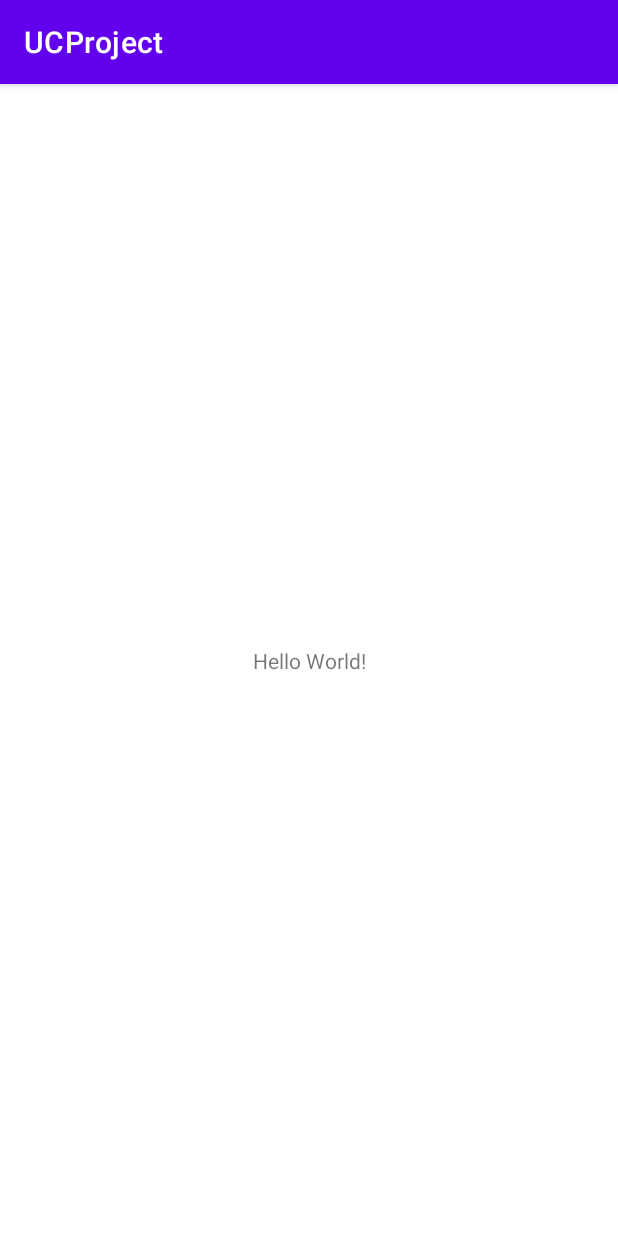
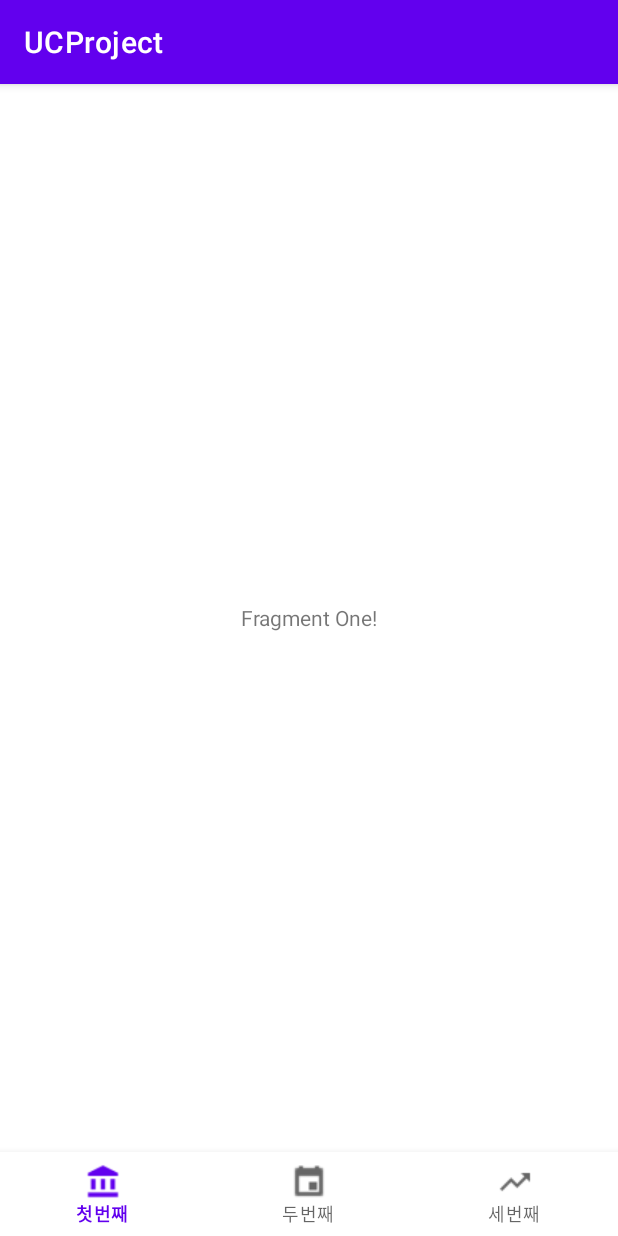
Before and after one commit to EomjunYoung/UCProject, an Android app: the screen it shows after launch (MainActivity), on a phone screen of 412 x 824 dp. Run offline under Robolectric (Android 15) with nearby library versions, the phone set to English and light mode, and no system bars.

Commit message:
add bottom navigation view and etc(add menu item, drawable image)

```diff
--- a/app/src/main/java/com/example/ucproject/MainActivity.kt
+++ b/app/src/main/java/com/example/ucproject/MainActivity.kt
@@ -2,10 +2,52 @@ package com.example.ucproject
 
 import androidx.appcompat.app.AppCompatActivity
 import android.os.Bundle
+import androidx.fragment.app.Fragment
+import com.example.ucproject.fragment.FragmentOne
+import com.example.ucproject.fragment.FragmentThree
+import com.example.ucproject.fragment.FragmentTwo
+import kotlinx.android.synthetic.main.activity_main.*
 
 class MainActivity : AppCompatActivity() {
+
+    private val fragmentOne by lazy { FragmentOne() }
+    private val fragmentTwo by lazy { FragmentTwo() }
+    private val fragmentThree by lazy { FragmentThree() }
+
     override fun onCreate(savedInstanceState: Bundle?) {
         super.onCreate(savedInstanceState)
         setContentView(R.layout.activity_main)
+
+        initNavigationBar()
     }
+
+    private fun initNavigationBar() {
+        bnv_main.run {
+            setOnNavigationItemSelectedListener {
+                when (it.itemId) {
+                    R.id.first -> {
+                        changeFragment(fragmentOne)
+                    }
+                    R.id.second -> {
+                        changeFragment(fragmentTwo)
+                    }
+                    R.id.third -> {
+                        changeFragment(fragmentThree)
+                    }
+                }
+                true
+            }
+            selectedItemId = R.id.first
+        }
+
+
+    }
+
+    private fun changeFragment(fragment: Fragment) {
+        supportFragmentManager
+            .beginTransaction()
+            .replace(R.id.fl_container, fragment)
+            .commit()
+    }
+
 }
--- /dev/null
+++ b/app/src/main/java/com/example/ucproject/fragment/FragmentOne.kt
@@ -0,0 +1,20 @@
+package com.example.ucproject.fragment
+
+import android.os.Bundle
+import android.view.LayoutInflater
+import android.view.View
+import android.view.ViewGroup
+import androidx.fragment.app.Fragment
+import com.example.ucproject.R
+
+class FragmentOne : Fragment(){
+
+    override fun onCreateView(
+        inflater: LayoutInflater, container: ViewGroup?,
+        savedInstanceState: Bundle? ):
+            View? {
+        // Inflate the layout for this fragment
+         return inflater.inflate(R.layout.fragment_one, container, false) }
+
+
+}
--- a/app/src/main/res/layout/activity_main.xml
+++ b/app/src/main/res/layout/activity_main.xml
@@ -6,13 +6,24 @@
     android:layout_height="match_parent"
     tools:context=".MainActivity">
 
-    <TextView
-        android:layout_width="wrap_content"
-        android:layout_height="wrap_content"
-        android:text="Hello World!"
+    <FrameLayout android:layout_width="0dp"
+        android:layout_height="0dp"
+        android:id="@+id/fl_container"
+        app:layout_constraintTop_toTopOf="parent"
+        app:layout_constraintBottom_toTopOf="@+id/bnv_main"
+        app:layout_constraintLeft_toLeftOf="parent"
+        app:layout_constraintRight_toRightOf="parent"/>
+
+    <com.google.android.material.bottomnavigation.BottomNavigationView
+        android:layout_width="0dp"
+        android:layout_height="?attr/actionBarSize"
+        android:id="@+id/bnv_main"
+        android:background="#FFFFFF"
+        app:menu="@menu/navi_menu"
         app:layout_constraintBottom_toBottomOf="parent"
         app:layout_constraintLeft_toLeftOf="parent"
-        app:layout_constraintRight_toRightOf="parent"
-        app:layout_constraintTop_toTopOf="parent" />
+        app:layout_constraintRight_toRightOf="parent"/>
+
+
 
 </androidx.constraintlayout.widget.ConstraintLayout>
--- /dev/null
+++ b/app/src/main/res/layout/fragment_one.xml
@@ -0,0 +1,13 @@
+<?xml version="1.0" encoding="utf-8"?>
+
+<FrameLayout xmlns:android="http://schemas.android.com/apk/res/android"
+    xmlns:tools="http://schemas.android.com/tools"
+    android:layout_width="match_parent"
+    android:layout_height="match_parent"
+    tools:context=".fragment.FragmentOne">
+
+    <TextView android:layout_width="match_parent"
+        android:layout_height="match_parent"
+        android:gravity="center"
+        android:text="Fragment One!" />
+</FrameLayout>
--- /dev/null
+++ b/app/src/main/res/menu/navi_menu.xml
@@ -0,0 +1,21 @@
+<?xml version="1.0" encoding="utf-8"?>
+<menu xmlns:android="http://schemas.android.com/apk/res/android"
+    xmlns:app="http://schemas.android.com/apk/res-auto">
+
+    <item android:id="@+id/first"
+        app:showAsAction="ifRoom"
+        android:enabled="true"
+        android:icon="@drawable/baseline_account_balance_black_18"
+        android:title="첫번째" />
+
+    <item android:id="@+id/second"
+        app:showAsAction="ifRoom"
+        android:icon="@drawable/baseline_event_black_12"
+        android:title="두번째" />
+
+    <item android:id="@+id/third"
+        app:showAsAction="ifRoom"
+        android:enabled="true"
+        android:icon="@drawable/baseline_trending_up_black_16"
+        android:title="세번째" />
+</menu>
--- a/app/src/main/res/values/colors.xml
+++ b/app/src/main/res/values/colors.xml
@@ -7,4 +7,6 @@
     <color name="teal_700">#FF018786</color>
     <color name="black">#FF000000</color>
     <color name="white">#FFFFFFFF</color>
+
+
 </resources>
```
Also changed, not shown: app/build.gradle (+8 -0 lines), app/src/main/java/com/example/ucproject/fragment/FragmentThree.kt (added, +20 -0 lines), app/src/main/java/com/example/ucproject/fragment/FragmentTwo.kt (added, +20 -0 lines), app/src/main/res/layout/fragment_three.xml (added, +13 -0 lines), app/src/main/res/layout/fragment_two.xml (added, +13 -0 lines), app/src/main/res/drawable/baseline_account_balance_black_18.png (added), app/src/main/res/drawable/baseline_event_black_12.png (added), app/src/main/res/drawable/baseline_trending_up_black_16.png (added).
